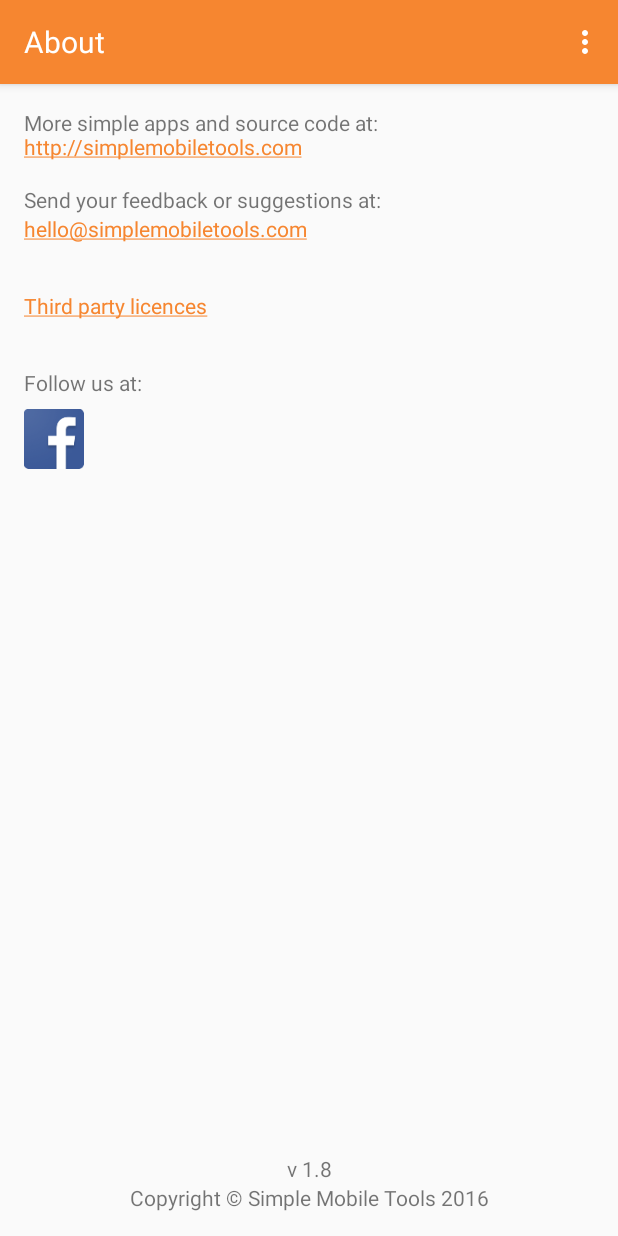
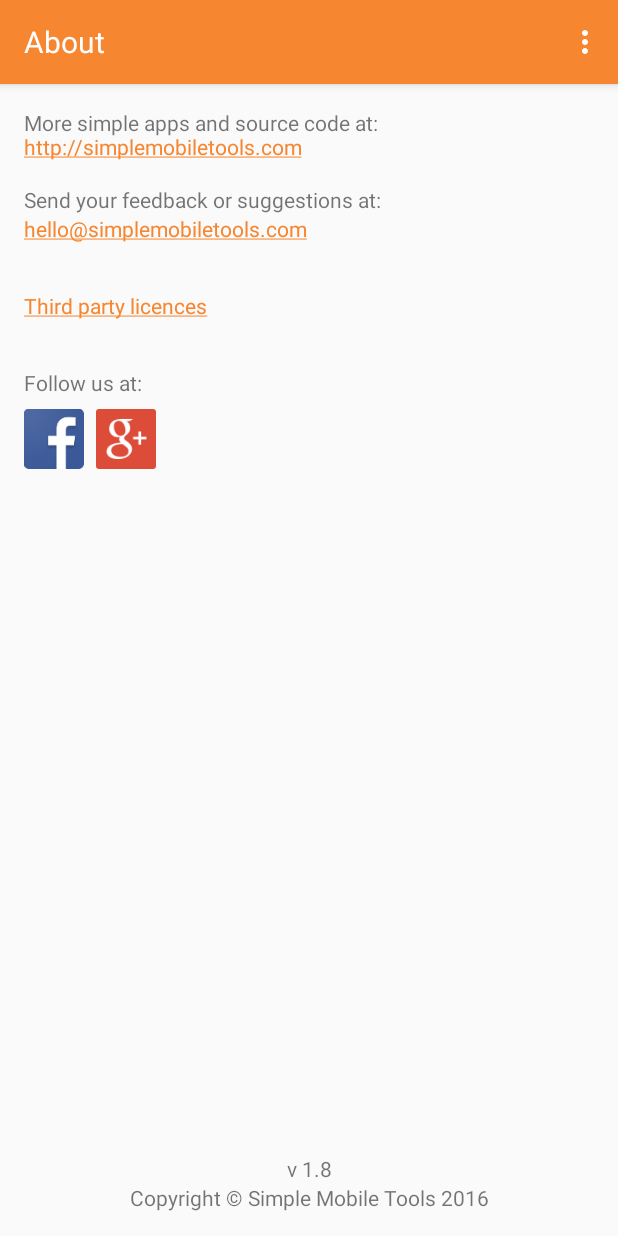
Before and after one commit to SimpleMobileTools/Simple-Camera, an Android app: the AboutActivity screen opened directly, with no data from a screen before it, after a tap on an icon or button, on a phone screen of 412 x 824 dp. Run offline under Robolectric (Android 15) with nearby library versions, the phone set to English and light mode, and no system bars; our stand-ins replace ButterKnife.

Commit message:
adding Google Plus in About section

```diff
--- a/app/src/main/java/com/simplemobiletools/camera/activities/AboutActivity.java
+++ b/app/src/main/java/com/simplemobiletools/camera/activities/AboutActivity.java
@@ -93,4 +93,10 @@ public class AboutActivity extends AppCompatActivity {
         }
         startActivity(new Intent(Intent.ACTION_VIEW, Uri.parse(link)));
     }
+
+    @OnClick(R.id.about_gplus)
+    public void googlePlusClicked() {
+        final String link = "https://plus.google.com/communities/104880861558693868382";
+        startActivity(new Intent(Intent.ACTION_VIEW, Uri.parse(link)));
+    }
 }
--- a/app/src/main/res/layout/activity_about.xml
+++ b/app/src/main/res/layout/activity_about.xml
@@ -55,6 +55,15 @@
         android:layout_below="@+id/about_follow_us"
         android:src="@mipmap/facebook"/>
 
+    <ImageView
+        android:id="@+id/about_gplus"
+        android:layout_width="@dimen/social_logo"
+        android:layout_height="@dimen/social_logo"
+        android:layout_below="@+id/about_follow_us"
+        android:layout_marginLeft="@dimen/social_padding"
+        android:layout_toRightOf="@+id/about_facebook"
+        android:src="@mipmap/gplus"/>
+
     <TextView
         android:id="@+id/about_version"
         android:layout_width="match_parent"
```
Also changed, not shown: app/src/main/res/mipmap-hdpi/gplus.png (added), app/src/main/res/mipmap-mdpi/gplus.png (added), app/src/main/res/mipmap-xhdpi/gplus.png (added), app/src/main/res/mipmap-xxhdpi/gplus.png (added), app/src/main/res/mipmap-xxxhdpi/gplus.png (added).
